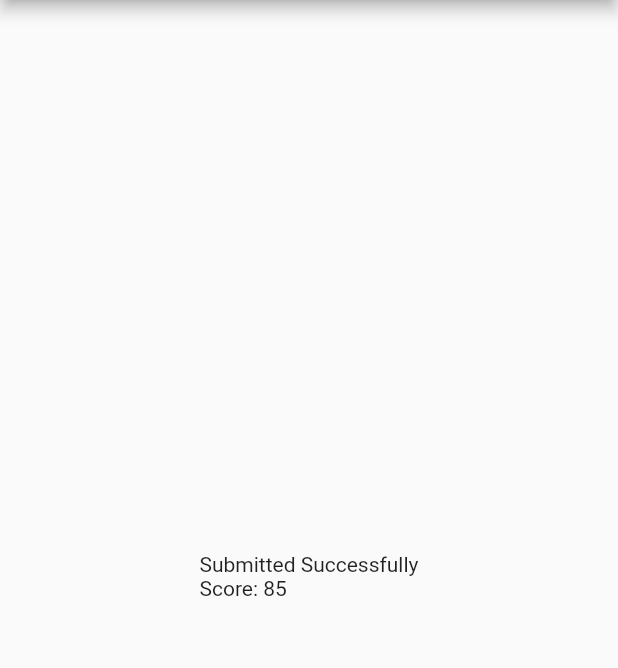
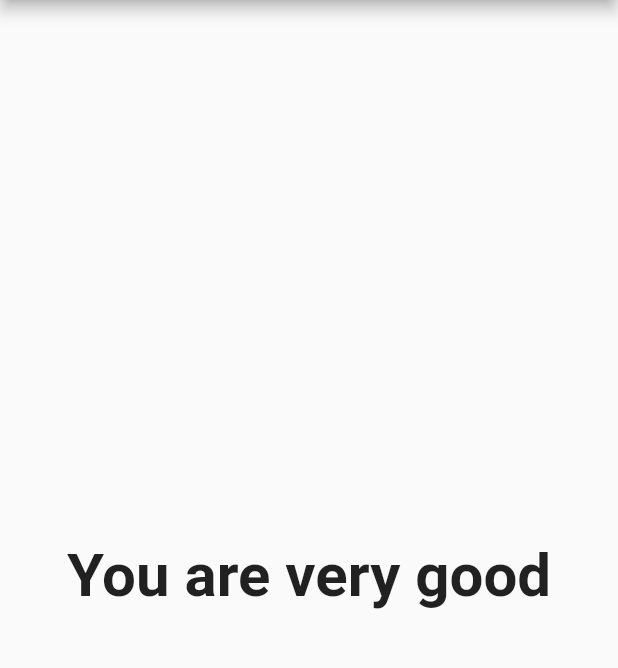
Before and after one commit to Chetan-Goyal/QUIZ_App, a Flutter app: the screen it shows after launch, after a tap on "Blue", after a tap on "Java", after a tap on "Mac OS", on a phone screen of 412 x 824 dp, the part 84-752 px from its top. Run offline on Flutter 3.47's test engine with Material 2 defaults, Android fonts, the phone set to English and light mode, and no system bars.

Commit message:
Added Getter for displaying result

```diff
--- a/lib/result.dart
+++ b/lib/result.dart
@@ -1,14 +1,36 @@
 import 'package:flutter/material.dart';
 
 class Result extends StatelessWidget {
-
   final int result;
   Result(this.result);
+
+  String get resultText {
+    String finalResult;
+    if (result < 65) {
+      finalResult = "You are completely Different.";
+    } else if (result < 75) {
+      finalResult = "You are not so bad";
+    } else if (result < 85) {
+      finalResult = "You seems to be good";
+    } else if (result < 95) {
+      finalResult = "You are very good";
+    } else {
+      finalResult = "You are amazing";
+    }
+    return finalResult;
+  }
 
   @override
   Widget build(BuildContext context) {
     return Center(
-      child: Text("Submitted Successfully\nScore: $result"),
+      child: Text(
+        resultText,
+        style: TextStyle(
+          fontSize: 40,
+          fontWeight: FontWeight.bold,
+        ),
+        textAlign: TextAlign.center,
+      ),
     );
   }
 }
```
